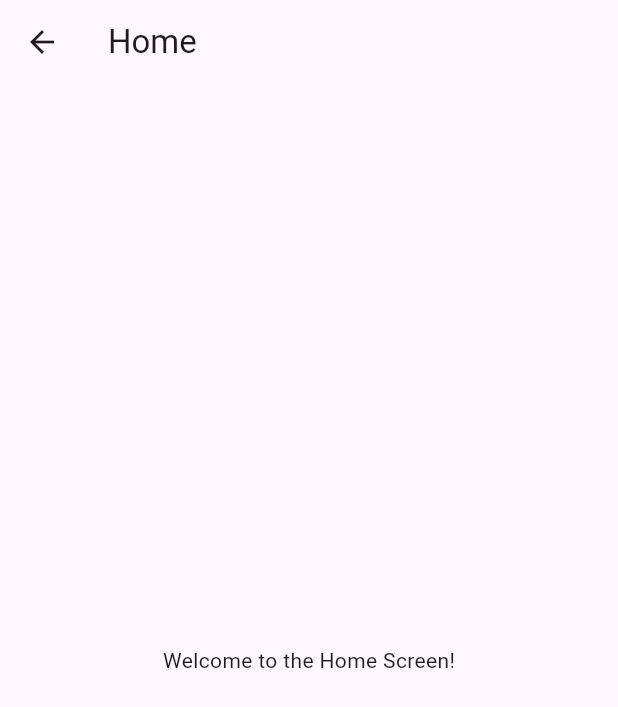
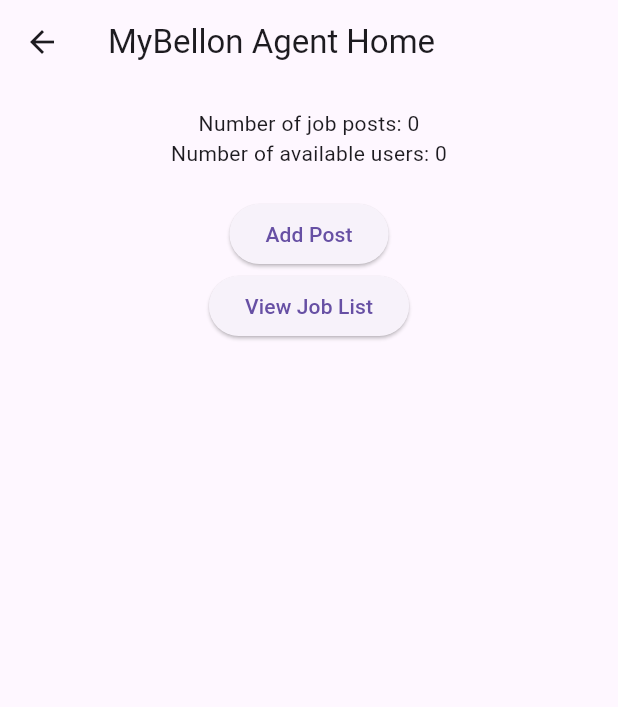
Before and after one commit to Pajuk888/mybellon_agent_v1, a Flutter app: the HomeScreen screen opened directly, on a phone screen of 412 x 824 dp. Shown: the top 707 px of the screen. Run offline on Flutter 3.47's test engine with Material 3 defaults, Android fonts, the light colour scheme and no system bars; our stand-ins replace cloud_firestore, firebase_auth, firebase_core, firebase_messaging, flutter_local_notifications; accounts and stored records are empty.

Commit message:
Created functionality to lively update number of job posted, users available in agent app. added switch button 'im available'

```diff
--- /dev/null
+++ b/lib/screens/home_screen.dart
@@ -0,0 +1,90 @@
+import 'package:flutter/material.dart';
+import 'package:cloud_firestore/cloud_firestore.dart';
+import 'job_posting_screen.dart';
+import 'job_list_screen.dart';
+
+class HomeScreen extends StatelessWidget {
+  @override
+  Widget build(BuildContext context) {
+    return Scaffold(
+      appBar: AppBar(
+        title: Text('MyBellon Agent Home'),
+      ),
+      body: Padding(
+        padding: const EdgeInsets.all(16.0),
+        child: Column(
+          children: <Widget>[
+            StreamBuilder(
+              stream: FirebaseFirestore.instance
+                  .collection('job_posts')
+                  .snapshots(),
+              builder: (context, AsyncSnapshot<QuerySnapshot> snapshot) {
+                if (snapshot.hasError) {
+                  return Center(child: Text('Error: ${snapshot.error}'));
+                }
+                if (snapshot.connectionState == ConnectionState.waiting) {
+                  return Center(child: CircularProgressIndicator());
+                }
+                final jobCount = snapshot.data!.docs.length;
+                return Text('Number of job posts: $jobCount');
+              },
+            ),
+            StreamBuilder(
+              stream: FirebaseFirestore.instance
+                  .collection('users')
+                  .where('available', isEqualTo: true)
+                  .snapshots(),
+              builder: (context, AsyncSnapshot<QuerySnapshot> snapshot) {
+                if (snapshot.hasError) {
+                  return Center(child: Text('Error: ${snapshot.error}'));
+                }
+                if (snapshot.connectionState == ConnectionState.waiting) {
+                  return Center(child: CircularProgressIndicator());
+                }
+                final availableUsers = snapshot.data!.docs;
+                print("Available Users: ${availableUsers.length}");
+                availableUsers.forEach((doc) {
+                  print(
+                      "User: ${doc['email']}, Available: ${doc['available']}");
+                });
+                return Column(
+                  children: [
+                    Text('Number of available users: ${availableUsers.length}'),
+                    ListView.builder(
+                      shrinkWrap: true,
+                      itemCount: availableUsers.length,
+                      itemBuilder: (context, index) {
+                        return ListTile(
+                          title: Text(availableUsers[index]['email']),
+                        );
+                      },
+                    ),
+                  ],
+                );
+              },
+            ),
+            SizedBox(height: 20),
+            ElevatedButton(
+              onPressed: () {
+                Navigator.push(
+                  context,
+                  MaterialPageRoute(builder: (context) => JobPostingScreen()),
+                );
+              },
+              child: Text('Add Post'),
+            ),
+            ElevatedButton(
+              onPressed: () {
+                Navigator.push(
+                  context,
+                  MaterialPageRoute(builder: (context) => JobListScreen()),
+                );
+              },
+              child: Text('View Job List'),
+            ),
+          ],
+        ),
+      ),
+    );
+  }
+}
--- /dev/null
+++ b/lib/screens/job_list_screen.dart
@@ -0,0 +1,44 @@
+import 'package:flutter/material.dart';
+import 'package:cloud_firestore/cloud_firestore.dart';
+
+class JobListScreen extends StatelessWidget {
+  @override
+  Widget build(BuildContext context) {
+    return Scaffold(
+      appBar: AppBar(
+        title: Text('Job List'),
+      ),
+      body: StreamBuilder(
+        stream: FirebaseFirestore.instance.collection('job_posts').snapshots(),
+        builder: (context, AsyncSnapshot<QuerySnapshot> snapshot) {
+          if (snapshot.hasError) {
+            return Center(child: Text('Error: ${snapshot.error}'));
+          }
+          if (snapshot.connectionState == ConnectionState.waiting) {
+            return Center(child: CircularProgressIndicator());
+          }
+
+          final jobPosts = snapshot.data!.docs;
+
+          return ListView.builder(
+            itemCount: jobPosts.length,
+            itemBuilder: (context, index) {
+              final job = jobPosts[index];
+              return ListTile(
+                title: Text(job['title']),
+                subtitle: Column(
+                  crossAxisAlignment: CrossAxisAlignment.start,
+                  children: [
+                    Text('Description: ${job['description']}'),
+                    Text('Pay Rate: ${job['pay_rate']}'),
+                    Text('Posted on: ${job['timestamp'].toDate()}'),
+                  ],
+                ),
+              );
+            },
+          );
+        },
+      ),
+    );
+  }
+}
--- a/pubspec.yaml
+++ b/pubspec.yaml
@@ -13,6 +13,7 @@ dependencies:
   firebase_messaging: ^15.0.2
   flutter:
     sdk: flutter
+  flutter_local_notifications: ^17.2.1
   provider: ^6.1.2
 
 dev_dependencies:
```
Also changed, not shown: lib/main.dart (+22 -13 lines), lib/screens/job_posting_screen.dart (+58 -60 lines), lib/screens/login_screen.dart (+50 -19 lines), firebase.json, pubspec.lock, 5 other files.
